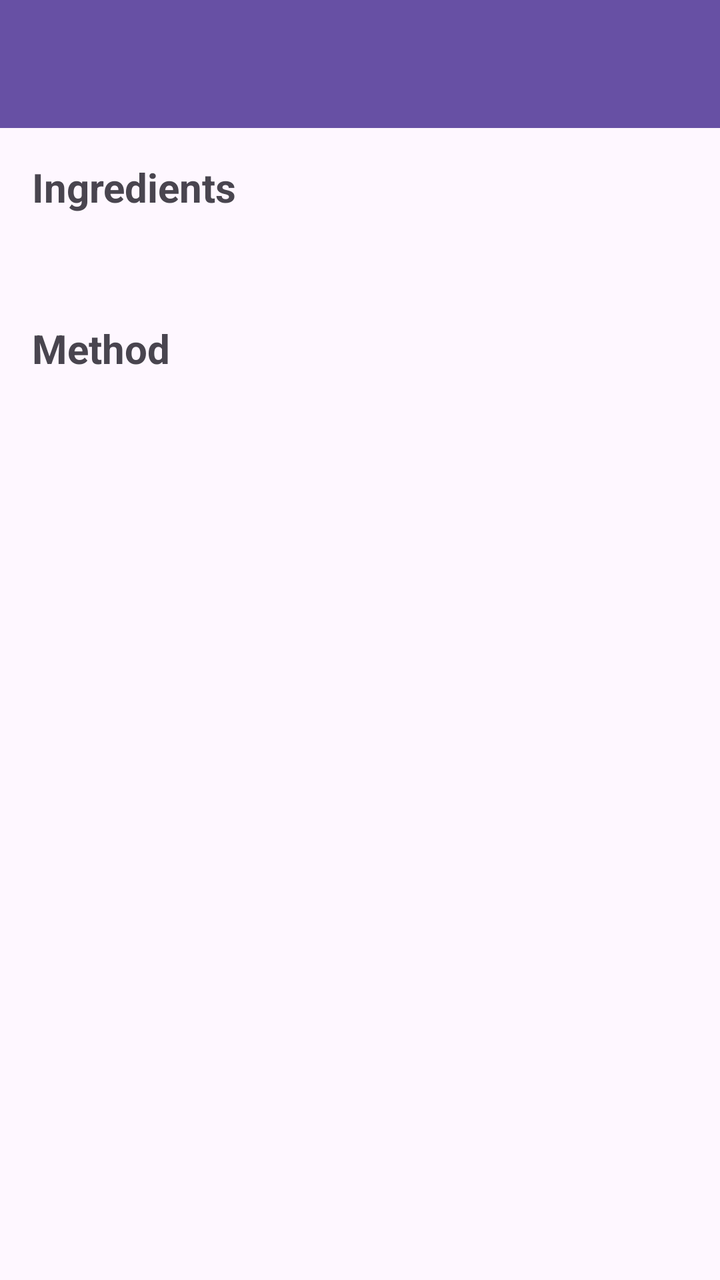
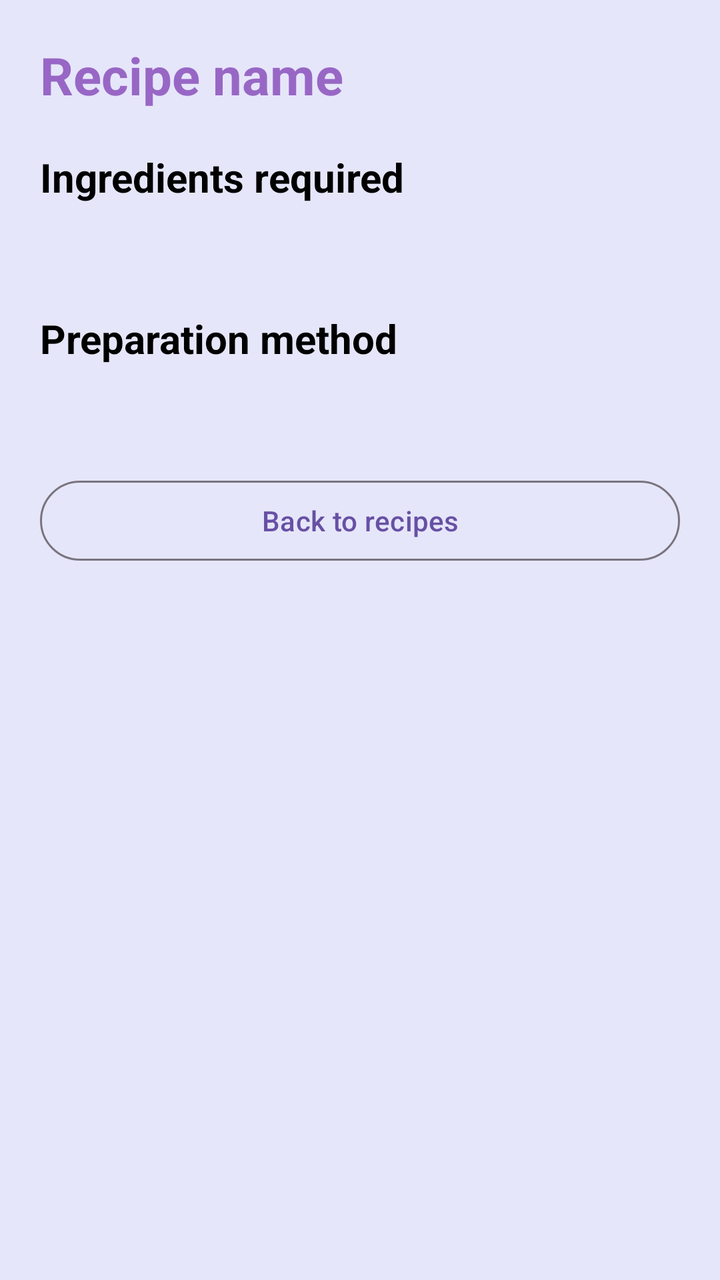

Screens rendered from an Android XML layout before and after an edit, with the pre-edit source and the edit as a unified diff.
<!-- AndroidManifest.xml: application theme Theme.SmartPantryManager -->
<!-- res/layout/activity_recipe_detail.xml -->
<?xml version="1.0" encoding="utf-8"?>
<LinearLayout xmlns:android="http://schemas.android.com/apk/res/android"
    xmlns:app="http://schemas.android.com/apk/res-auto"
    xmlns:tools="http://schemas.android.com/tools"
    android:id="@+id/main"
    android:layout_width="match_parent"
    android:layout_height="match_parent"
    android:orientation="vertical"
    tools:context=".RecipeDetailActivity">
    <com.google.android.material.appbar.MaterialToolbar
        android:id="@+id/toolbar"
        android:layout_width="match_parent"
        android:layout_height="?attr/actionBarSize"
        android:background="?attr/colorPrimary"
        app:titleTextColor="?attr/colorOnPrimary"/>
    <ScrollView
        android:layout_width="match_parent"
        android:layout_height="match_parent">
        <LinearLayout
            android:layout_width="match_parent"
            android:layout_height="wrap_content"
            android:orientation="vertical"
            android:padding="16dp">
            <TextView
                android:layout_width="wrap_content"
                android:layout_height="wrap_content"
                android:text="Ingredients"
                android:textSize="20sp"
                android:textStyle="bold"/>
            <TextView
                android:id="@+id/tvIngredients"
                android:layout_width="match_parent"
                android:layout_height="wrap_content"
                android:layout_marginTop="8dp"
                android:textSize="16sp"/>
            <TextView
                android:layout_width="wrap_content"
                android:layout_height="wrap_content"
                android:layout_marginTop="24dp"
                android:text="Method"
                android:textSize="20sp"
                android:textStyle="bold"/>
            <TextView
                android:id="@+id/tvSteps"
                android:layout_width="match_parent"
                android:layout_height="wrap_content"
                android:layout_marginTop="8dp"
                android:textSize="16sp"/>
        </LinearLayout>
    </ScrollView>
</LinearLayout>
<!-- resources referenced by this layout -->
<resources>
  <style name="Theme.SmartPantryManager" parent="Base.Theme.SmartPantryManager" />
  <style name="Base.Theme.SmartPantryManager" parent="Theme.Material3.DayNight.NoActionBar">
          
          
      </style>
</resources>

<!-- the commit's change to res/layout/activity_recipe_detail.xml (unified diff, before → after) -->
@@ -1,51 +1,64 @@
 <?xml version="1.0" encoding="utf-8"?>
-<LinearLayout xmlns:android="http://schemas.android.com/apk/res/android"
+<ScrollView xmlns:android="http://schemas.android.com/apk/res/android"
     xmlns:app="http://schemas.android.com/apk/res-auto"
     xmlns:tools="http://schemas.android.com/tools"
     android:id="@+id/main"
     android:layout_width="match_parent"
     android:layout_height="match_parent"
-    android:orientation="vertical"
+    android:background="#E6E6FA"
     tools:context=".RecipeDetailActivity">
-    <com.google.android.material.appbar.MaterialToolbar
-        android:id="@+id/toolbar"
+    <LinearLayout
         android:layout_width="match_parent"
-        android:layout_height="?attr/actionBarSize"
-        android:background="?attr/colorPrimary"
-        app:titleTextColor="?attr/colorOnPrimary"/>
-    <ScrollView
-        android:layout_width="match_parent"
-        android:layout_height="match_parent">
-        <LinearLayout
+        android:layout_height="wrap_content"
+        android:orientation="vertical"
+        android:padding="20dp">
+        <TextView
+            android:id="@+id/recipeDetailName"
             android:layout_width="match_parent"
             android:layout_height="wrap_content"
-            android:orientation="vertical"
-            android:padding="16dp">
-            <TextView
-                android:layout_width="wrap_content"
-                android:layout_height="wrap_content"
-                android:text="Ingredients"
-                android:textSize="20sp"
-                android:textStyle="bold"/>
-            <TextView
-                android:id="@+id/tvIngredients"
-                android:layout_width="match_parent"
-                android:layout_height="wrap_content"
-                android:layout_marginTop="8dp"
-                android:textSize="16sp"/>
-            <TextView
-                android:layout_width="wrap_content"
-                android:layout_height="wrap_content"
-                android:layout_marginTop="24dp"
-                android:text="Method"
-                android:textSize="20sp"
-                android:textStyle="bold"/>
-            <TextView
-                android:id="@+id/tvSteps"
-                android:layout_width="match_parent"
-                android:layout_height="wrap_content"
-                android:layout_marginTop="8dp"
-                android:textSize="16sp"/>
-        </LinearLayout>
-    </ScrollView>
-</LinearLayout>
+            android:text="Recipe name"
+            android:textColor="#9867C5"
+            android:textSize="26sp"
+            android:textStyle="bold"/>
+        <TextView
+            android:layout_width="match_parent"
+            android:layout_height="wrap_content"
+            android:layout_marginTop="20dp"
+            android:text="Ingredients required"
+            android:textColor="@color/black"
+            android:textSize="20sp"
+            android:textStyle="bold"/>
+        <TextView
+            android:id="@+id/recipeDetailIngredients"
+            android:layout_width="match_parent"
+            android:layout_height="wrap_content"
+            android:layout_marginTop="8dp"
+            android:textColor="@color/black"
+            android:textSize="16sp"
+            android:lineSpacingExtra="5dp"/>
+        <TextView
+            android:layout_width="match_parent"
+            android:layout_height="wrap_content"
+            android:layout_marginTop="24dp"
+            android:text="Preparation method"
+            android:textColor="@color/black"
+            android:textSize="20sp"
+            android:textStyle="bold"/>
+        <TextView
+            android:id="@+id/recipeDetailInstructions"
+            android:layout_width="match_parent"
+            android:layout_height="wrap_content"
+            android:layout_marginTop="8dp"
+            android:textColor="@color/black"
+            android:textSize="16sp"
+            android:lineSpacingExtra="6dp"/>
+        <com.google.android.material.button.MaterialButton
+            android:id="@+id/recipeDetailBackButton"
+            style="@style/Widget.Material3.Button.OutlinedButton"
+            android:layout_width="match_parent"
+            android:layout_height="wrap_content"
+            android:layout_marginTop="24dp"
+            android:text="Back to recipes"/>
+    </LinearLayout>
+
+</ScrollView>
<!-- resource entries referenced after the edit -->
@@ -1,5 +1,6 @@
 <!-- resources referenced by this layout -->
 <resources>
+  <color name="black">#FF000000</color>
   <style name="Theme.SmartPantryManager" parent="Base.Theme.SmartPantryManager" />
   <style name="Base.Theme.SmartPantryManager" parent="Theme.Material3.DayNight.NoActionBar">
           
